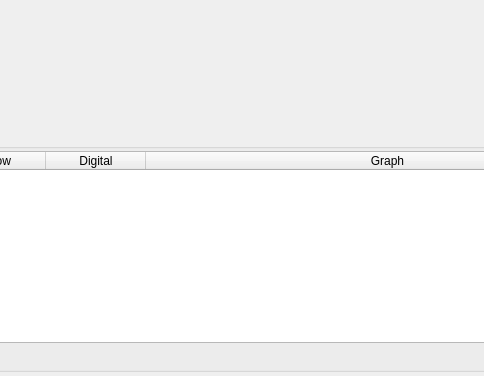
First picture: the form in modules/plot-timeseries/plotwindow.ui, repository syntalos/syntalos, before the edit; both pictures show x 264 to 748 and y 309 to 685 of the 1061 by 685 pixel window.
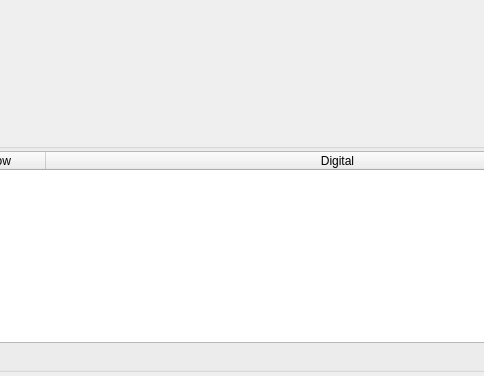
Second picture: the form after the edit. Icons and pictures are not drawn.

Commit message: plot-timeseries: Kill "ghost checkbox" in table and properly align columns

```diff
--- a/modules/plot-timeseries/plotwindow.ui
+++ b/modules/plot-timeseries/plotwindow.ui
@@ -174,7 +174,7 @@
                <enum>QAbstractItemView::SelectionBehavior::SelectRows</enum>
               </property>
               <property name="columnCount">
-               <number>5</number>
+               <number>4</number>
               </property>
               <attribute name="horizontalHeaderStretchLastSection">
                <bool>true</bool>
@@ -199,11 +199,6 @@
                 <string>Digital</string>
                </property>
               </column>
-              <column>
-               <property name="text">
-                <string>Graph</string>
-               </property>
-              </column>
              </widget>
             </item>
             <item>
```
The commit also changes 2 other files.
